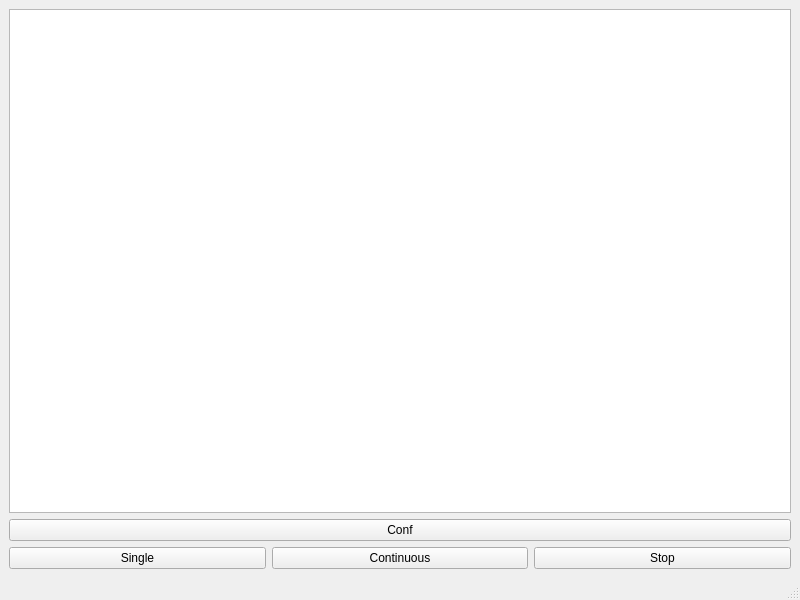
The window that mainwindow.ui (MinuParkBasler/QylonTestFlight) describes before a commit, drawn with Qt 5.
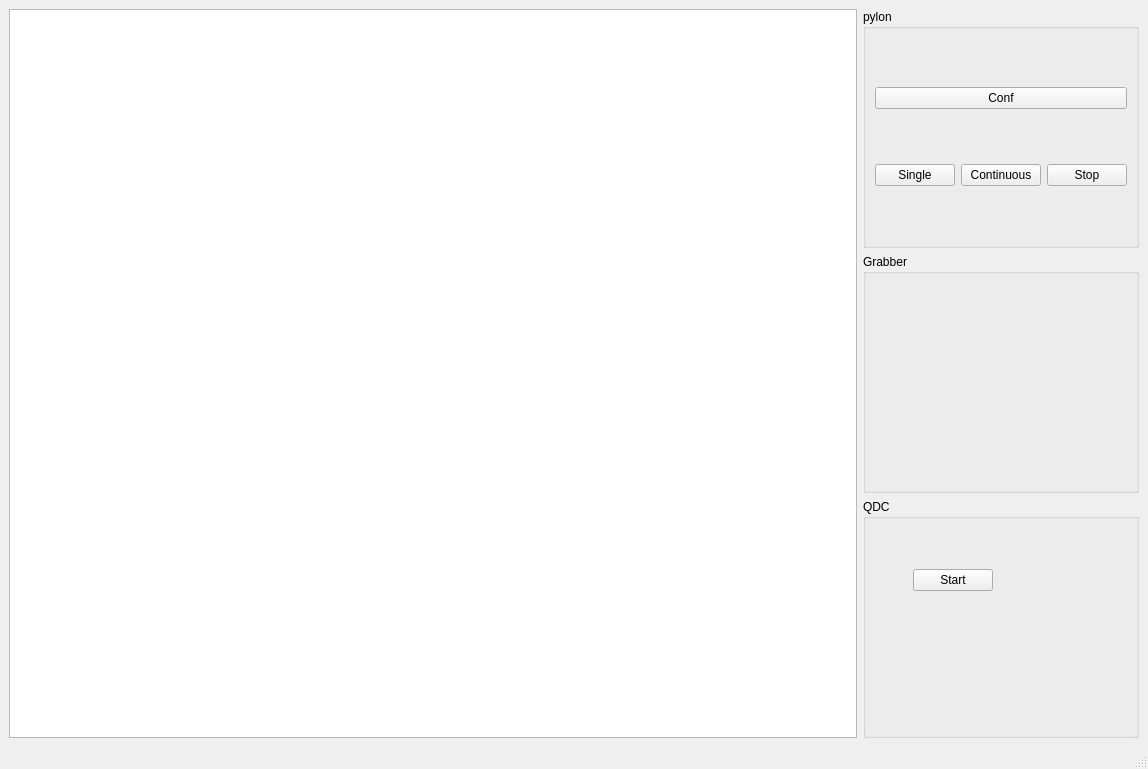
The same window after the commit.

Diff of the .ui file:
```diff
--- a/mainwindow.ui
+++ b/mainwindow.ui
@@ -6,46 +6,82 @@
    <rect>
     <x>0</x>
     <y>0</y>
-    <width>800</width>
-    <height>600</height>
+    <width>1148</width>
+    <height>769</height>
    </rect>
   </property>
   <property name="windowTitle">
    <string>MainWindow</string>
   </property>
   <widget class="QWidget" name="centralwidget">
+   <layout class="QGridLayout" name="gridLayout_2">
+    <item row="0" column="0" rowspan="3">
+     <widget class="QGraphicsView" name="graphicsView"/>
+    </item>
+    <item row="0" column="1">
+     <widget class="QGroupBox" name="groupBox">
+      <property name="title">
+       <string>pylon</string>
+      </property>
    <layout class="QGridLayout" name="gridLayout">
-    <item row="3" column="0">
+       <item row="1" column="0">
      <widget class="QPushButton" name="pushButton_grab">
       <property name="text">
        <string>Single</string>
       </property>
      </widget>
     </item>
-    <item row="3" column="1">
+       <item row="1" column="1">
      <widget class="QPushButton" name="pushButton">
       <property name="text">
        <string>Continuous</string>
       </property>
      </widget>
     </item>
-    <item row="2" column="0" colspan="3">
-     <widget class="QPushButton" name="pushButton_conf">
-      <property name="text">
-       <string>Conf</string>
-      </property>
-     </widget>
-    </item>
-    <item row="0" column="0" colspan="3">
-     <widget class="QGraphicsView" name="graphicsView"/>
-    </item>
-    <item row="3" column="2">
+       <item row="1" column="2">
      <widget class="QPushButton" name="pushButton_2">
       <property name="text">
        <string>Stop</string>
       </property>
      </widget>
     </item>
+       <item row="0" column="0" colspan="3">
+        <widget class="QPushButton" name="pushButton_conf">
+         <property name="text">
+          <string>Conf</string>
+         </property>
+        </widget>
+       </item>
+      </layout>
+     </widget>
+    </item>
+    <item row="1" column="1">
+     <widget class="QGroupBox" name="groupBox_grabber">
+      <property name="title">
+       <string>Grabber</string>
+      </property>
+     </widget>
+    </item>
+    <item row="2" column="1">
+     <widget class="QGroupBox" name="groupBox_qdc">
+      <property name="title">
+       <string>QDC</string>
+      </property>
+      <widget class="QPushButton" name="pushButton_qdc_start">
+       <property name="geometry">
+        <rect>
+         <x>50</x>
+         <y>70</y>
+         <width>80</width>
+         <height>22</height>
+        </rect>
+       </property>
+       <property name="text">
+        <string>Start</string>
+       </property>
+      </widget>
+     </widget>
+    </item>
    </layout>
   </widget>
   <widget class="QMenuBar" name="menubar">
```
Left out of the diff: 2 changed lines with no effect on the pictures. Lines whose indentation alone changed are shown as unchanged.
